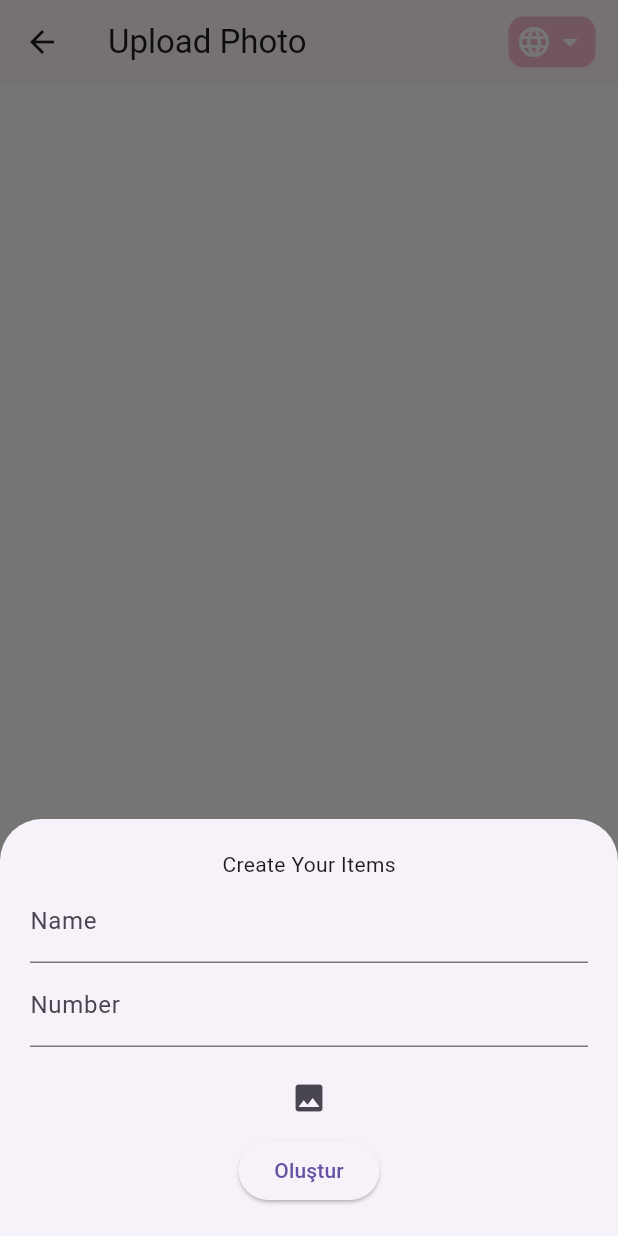
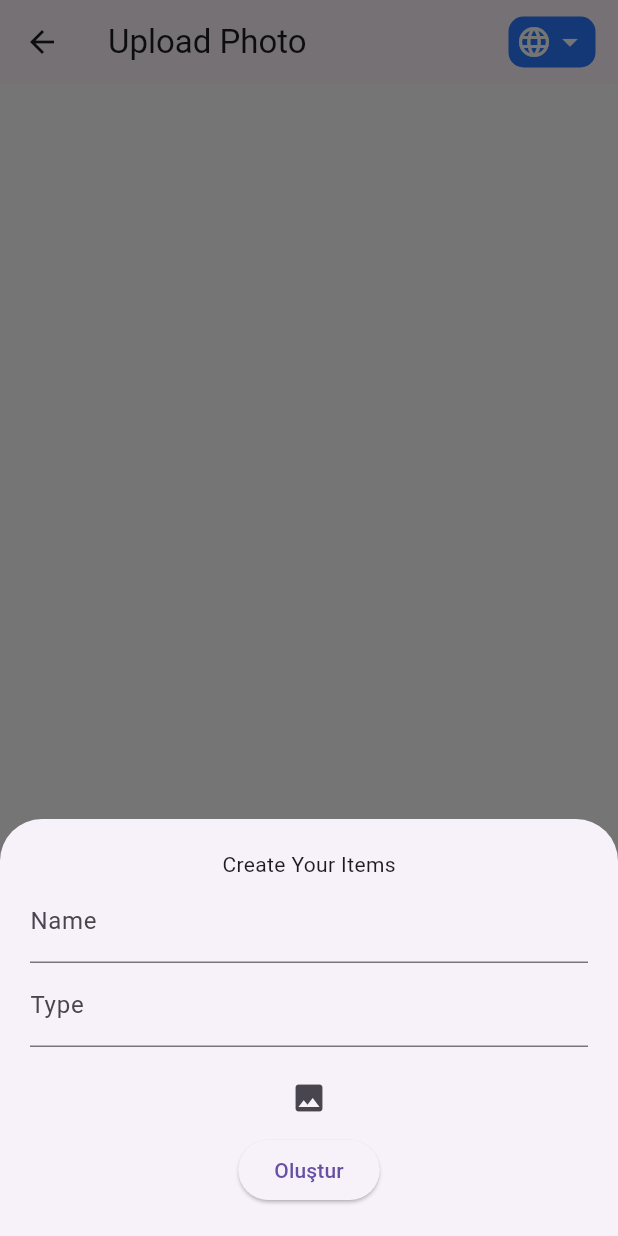
Before and after one commit to farukdidin25/flutter_plant_app, a Flutter app: the UploadImageAndMore screen opened by its route, after a tap on the "add" icon, on a phone screen of 412 x 824 dp. Run offline on Flutter 3.47's test engine with Material 3 defaults, Android fonts, the light colour scheme and no system bars; our stand-ins replace cloud_firestore, easy_localization, firebase_auth, firebase_core, firebase_storage, image_picker; accounts and stored records are empty.

Commit message:
dil desteği eklendi

```diff
--- a/assets/translations/en-US.json
+++ b/assets/translations/en-US.json
@@ -19,7 +19,9 @@
     "error":"Error",
     "backtohomepage": "Back To Home Page",
     "usersuccessfullyregistered": "User Succesfully Registered",
-    "youareredirectedtotheloginpage": "You Are Redirectered To The Login Page"
+    "youareredirectedtotheloginpage": "You Are Redirectered To The Login Page",
+    "type": "Type",
+    "rose": "exp Rose"
 
 
 }
--- a/assets/translations/tr-TR.json
+++ b/assets/translations/tr-TR.json
@@ -19,7 +19,9 @@
     "error":"Hata",
     "backtohomepage": "Giriş Sayfasına Geri Dön",
     "usersuccessfullyregistered": "Kullanıcı Başarıyla Kaydedildi",
-    "youareredirectedtotheloginpage": "Giriş Sayfasına Yönlendiriliyorsunuz"
+    "youareredirectedtotheloginpage": "Giriş Sayfasına Yönlendiriliyorsunuz",
+    "type": "Tür",
+    "rose": "Örneğin Gül"
 
 
 }
--- a/lib/main.dart
+++ b/lib/main.dart
@@ -21,13 +21,18 @@ void main() async {
   runApp(EasyLocalization(child: MyApp(), supportedLocales: Application.supportedLanguages.toLocale().toList(), path: Application.path.translation));
 }
 
-class MyApp extends StatelessWidget {
+class MyApp extends StatefulWidget {
   const MyApp({Key? key}) : super(key: key);
 
+  @override
+  State<MyApp> createState() => _MyAppState();
+}
+class _MyAppState extends State<MyApp> {
   // This widget is the root of your application.
   @override
   Widget build(BuildContext context) {
     return MaterialApp(
+
       locale: context.locale,
       localizationsDelegates: context.localizationDelegates,
       supportedLocales: context.supportedLocales,
@@ -45,6 +50,7 @@ class MyApp extends StatelessWidget {
         scaffoldBackgroundColor: CustomColors.scaffoldBackgroundColor,
       ),
       home: Scaffold(
+
         body: LoginPage(),
       ),
     );
--- a/lib/upload/upload_file.dart
+++ b/lib/upload/upload_file.dart
@@ -19,7 +19,7 @@ class UploadImageAndMore extends StatefulWidget {
 
 class _UploadImageAndMoreState extends State<UploadImageAndMore> {
   final TextEditingController _nameController = TextEditingController();
-  final TextEditingController _numberController = TextEditingController();
+  final TextEditingController _typeController = TextEditingController();
 
   final CollectionReference _items =
       FirebaseFirestore.instance.collection("Upload_Items");
@@ -47,12 +47,12 @@ class _UploadImageAndMoreState extends State<UploadImageAndMore> {
                 TextField(
                   controller: _nameController,
                   decoration: InputDecoration(
-                      labelText: LocaleKeys.name.tr(), hintText: 'exp Faruk'),
+                      labelText: LocaleKeys.name.tr(), hintText: 'exp Rose'),
                 ),
                 TextField(
-                  controller: _numberController,
+                  controller: _typeController,
                   decoration: InputDecoration(
-                      labelText: LocaleKeys.number.tr(), hintText: 'exp 22'),
+                      labelText: LocaleKeys.type.tr(), hintText: 'exp Flowers'),
                 ),
                 const SizedBox(
                   height: 10,
@@ -93,18 +93,15 @@ class _UploadImageAndMoreState extends State<UploadImageAndMore> {
                             return;
                           }
                           final String name = _nameController.text;
-                          final int? number =
-                              int.tryParse(_numberController.text);
-                          if (number != null) {
+                          final String type = _typeController.text;
                           await _items.add({
                             "name": name,
-                              "number": number,
+                            "type": type,
                             "image": imageUrl,
                           });
                           _nameController.text = '';
-                            _numberController.text = '';
+                          _typeController.text = '';
                           Navigator.of(context).pop();
-                          }
                                                 },
                         child: Text(LocaleKeys.create.tr())))
               ],
@@ -153,7 +150,7 @@ class _UploadImageAndMoreState extends State<UploadImageAndMore> {
                           style: const TextStyle(
                               fontWeight: FontWeight.bold, fontSize: 17),
                         ),
-                        subtitle: Text("${thisItems['number']}"),
+                        subtitle: Text("${thisItems['type']}"),
                         leading: CircleAvatar(
                           radius: 27,
                           child: thisItems.containsKey('image')
--- a/lib/widgets/select_language.dart
+++ b/lib/widgets/select_language.dart
@@ -11,7 +11,7 @@ class SelectLanguage extends Padding {
       : super(
           padding: const EdgeInsets.only(right: 15),
           child: Container(
-            decoration: BoxDecoration(color: Colors.pink[100], borderRadius: BorderRadius.circular(10)),
+            decoration: BoxDecoration(color: Colors.blueAccent[400], borderRadius: BorderRadius.circular(10)),
             child: DropdownButton(
               iconEnabledColor: Colors.white,
               iconDisabledColor: Colors.white,
```
Also changed, not shown: lib/core/init/lang/locale_keys.g.dart. Lines whose indentation alone changed are shown as unchanged.
